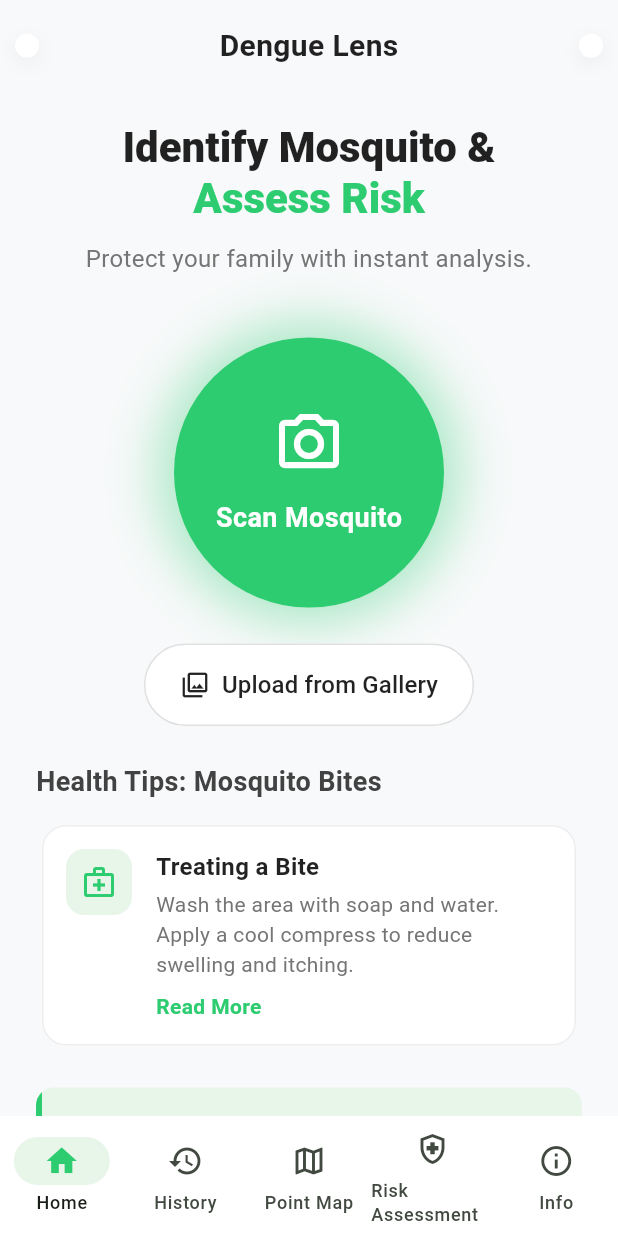
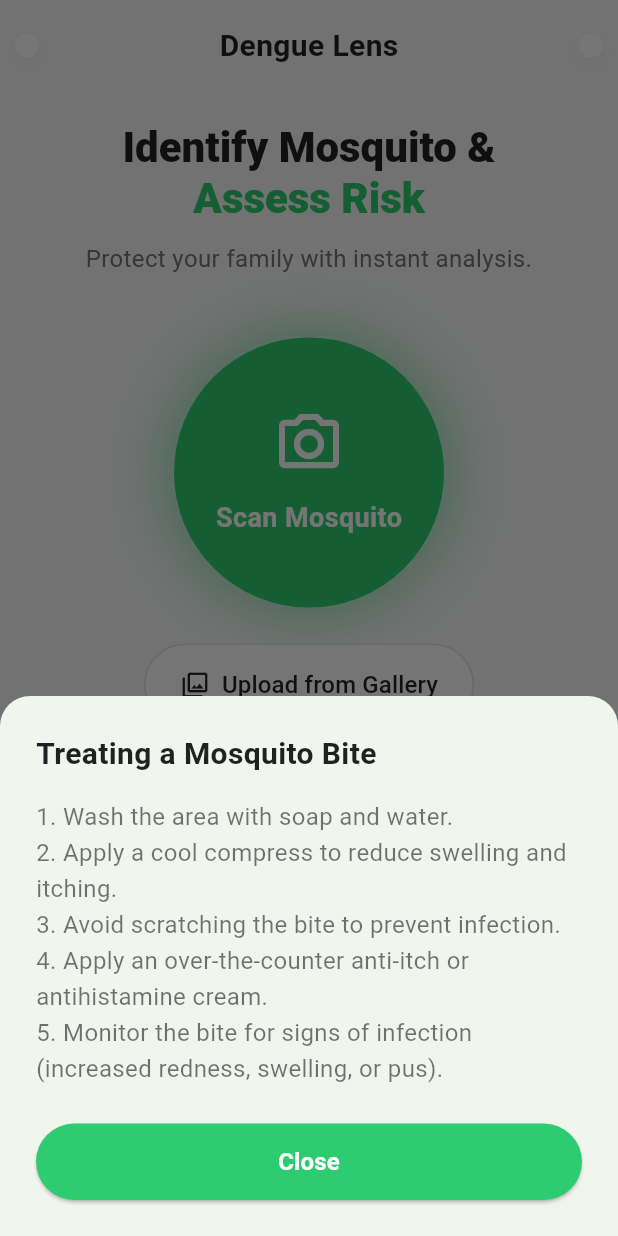
Before and after one commit to pilingdev/DengueLens, a Flutter app: the screen it shows after launch, after a tap on "Read More", on a phone screen of 412 x 824 dp. Run offline on Flutter 3.47's test engine with Material 3 defaults, Android fonts, the phone set to English and light mode, and no system bars; our stand-ins replace file_picker, flutter_map, google_fonts, hive, hive_flutter, image_picker and 1 more; missing offline and left inert: tflite_flutter; accounts and stored records are empty; statements that could not run were skipped.

```diff
--- a/DengueLens_Updated/DengueLens/lib/Screens/dengue_lens_home.dart
+++ b/DengueLens_Updated/DengueLens/lib/Screens/dengue_lens_home.dart
@@ -199,7 +199,53 @@ class _DengueLensHomeState extends State<DengueLensHome> {
                           // Bite Health Tips Section
                           HealthTipCard(
                             onReadMore: () {
-                              // TODO: Implement read more
+                              showModalBottomSheet(
+                                context: context,
+                                shape: const RoundedRectangleBorder(
+                                  borderRadius: BorderRadius.vertical(top: Radius.circular(20)),
+                                ),
+                                builder: (BuildContext context) {
+                                  return Container(
+                                    padding: const EdgeInsets.all(24),
+                                    child: Column(
+                                      mainAxisSize: MainAxisSize.min,
+                                      crossAxisAlignment: CrossAxisAlignment.start,
+                                      children: [
+                                        const Text(
+                                          'Treating a Mosquito Bite',
+                                          style: TextStyle(
+                                            fontSize: 20,
+                                            fontWeight: FontWeight.bold,
+                                            color: Colors.black87,
+                                          ),
+                                        ),
+                                        const SizedBox(height: 16),
+                                        const Text(
+                                          '1. Wash the area with soap and water.\n'
+                                          '2. Apply a cool compress to reduce swelling and itching.\n'
+                                          '3. Avoid scratching the bite to prevent infection.\n'
+                                          '4. Apply an over-the-counter anti-itch or antihistamine cream.\n'
+                                          '5. Monitor the bite for signs of infection (increased redness, swelling, or pus).',
+                                          style: TextStyle(fontSize: 16, height: 1.5, color: Colors.black54),
+                                        ),
+                                        const SizedBox(height: 24),
+                                        SizedBox(
+                                          width: double.infinity,
+                                          child: ElevatedButton(
+                                            onPressed: () => Navigator.pop(context),
+                                            style: ElevatedButton.styleFrom(
+                                              backgroundColor: const Color(0xFF2ECC71),
+                                              foregroundColor: Colors.white,
+                                              padding: const EdgeInsets.symmetric(vertical: 14),
+                                            ),
+                                            child: const Text('Close', style: TextStyle(fontSize: 16, fontWeight: FontWeight.bold)),
+                                          ),
+                                        ),
+                                      ],
+                                    ),
+                                  );
+                                },
+                              );
                             },
                           ),
 
--- a/DengueLens_Updated/DengueLens/lib/models/prediction_result.dart
+++ b/DengueLens_Updated/DengueLens/lib/models/prediction_result.dart
@@ -40,9 +40,9 @@ class Detection {
       case 'albopictus':
         return 'Aedes albopictus';
       case 'anopheles':
-        return 'Anopheles sp.';
+        return 'Anopheles';
       case 'culex':
-        return 'Culex sp.';
+        return 'Culex';
       case 'aegypti':
         return 'Aedes aegypti';
       case 'non-mosquito':
```
Also changed, not shown: DengueLens_Updated/DengueLens/lib/Screens/point_map_screen.dart (+54 -49 lines), 3 other files.
